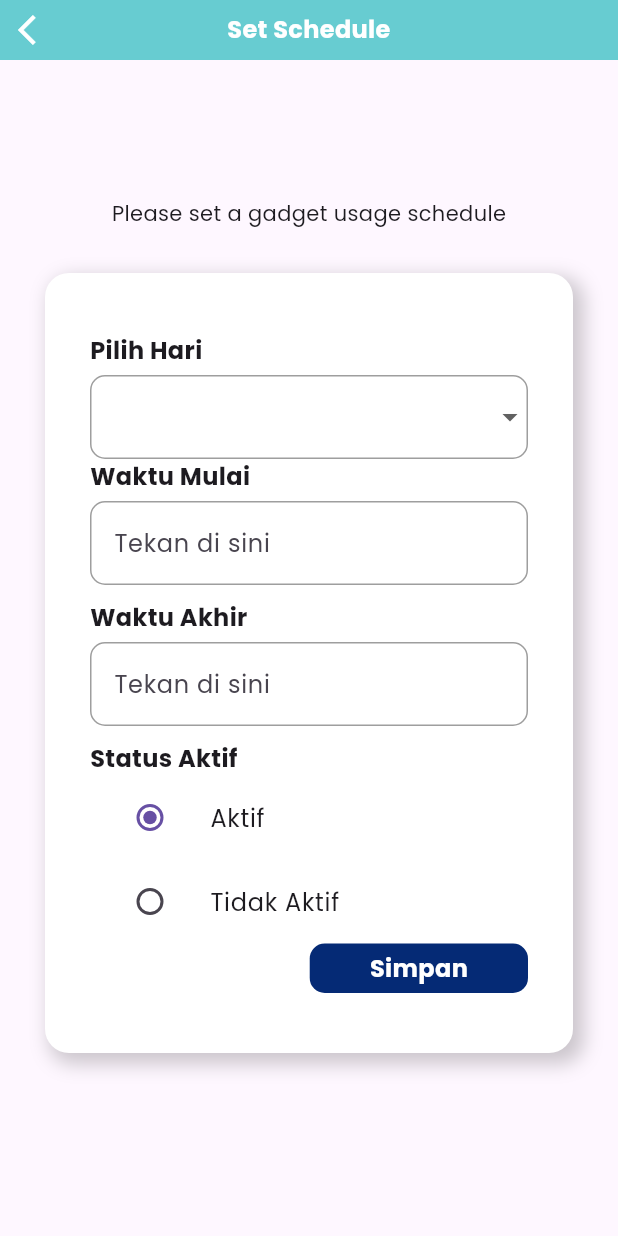
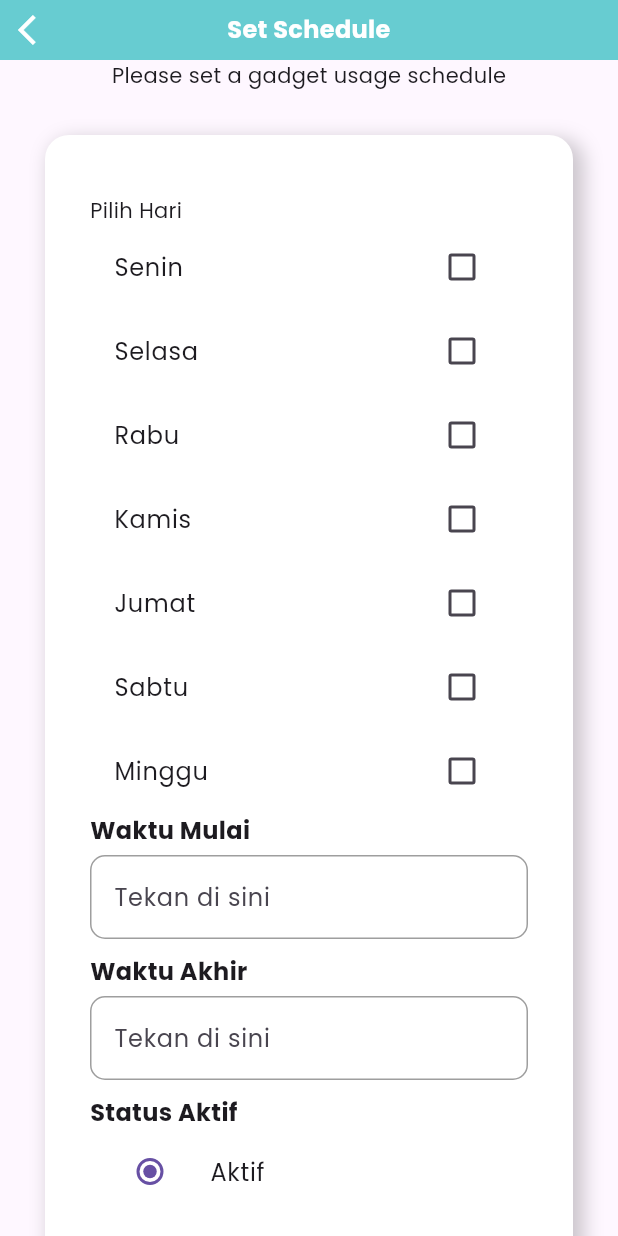
Before and after one commit to teddyanto/kidztime, a Flutter app: the ScheduleScreen screen opened by its route, on a phone screen of 412 x 824 dp. Run offline on Flutter 3.47's test engine with Material 3 defaults, Android fonts, the phone set to English and light mode, and no system bars; our stand-ins replace fluttertoast, get, package_info_plus, shared_preferences, sqflite; missing offline and left inert: external_app_launcher, flutter_background_service, flutter_screen_lock; accounts and stored records are empty.

Commit message:
Update schedule_screen.dart
Change hari to checkbox and allow multiple hari with same waktu mulai and waktu akhir

```diff
--- a/lib/schedule_screen.dart
+++ b/lib/schedule_screen.dart
@@ -1,13 +1,11 @@
 import 'dart:async';
-
 import 'package:flutter/material.dart';
 import 'package:get/get.dart';
 import 'package:kidztime/model/jadwalPenggunaan.dart';
 import 'package:kidztime/page/widget/card_widget.dart';
-import 'package:kidztime/page/widget/dropdown_input_widget.dart';
 import 'package:kidztime/page/widget/header_widget.dart';
+import 'package:kidztime/page/widget/time_input_widget.dart';
 import 'package:kidztime/page/widget/radio_input_widget.dart';
-import 'package:kidztime/page/widget/time_input_widget.dart';
 import 'package:kidztime/utils/colors.dart';
 import 'package:kidztime/utils/database.dart';
 import 'package:kidztime/utils/widget_util.dart';
@@ -16,9 +14,6 @@ import 'package:sqflite/sqflite.dart';
 class ScheduleScreen extends StatefulWidget {
   ScheduleScreen({super.key});
 
-  late TextEditingController waktuMulaiController = TextEditingController();
-  late TextEditingController waktuAkhirController = TextEditingController();
-
   late Future<Database> dbKidztime = DBKidztime().getDatabase();
 
   @override
@@ -26,8 +21,7 @@ class ScheduleScreen extends StatefulWidget {
 }
 
 class _ScheduleScreenState extends State<ScheduleScreen> {
-  bool _selectedStatus = true;
-  String? selectedDay;
+  ScheduleEntry _schedule = ScheduleEntry();
 
   @override
   void initState() {
@@ -58,85 +52,13 @@ class _ScheduleScreenState extends State<ScheduleScreen> {
                   mainAxisAlignment: MainAxisAlignment.center,
                   children: [
                     const Text("Please set a gadget usage schedule"),
-                    CardWidget(
-                      verticalMargin: 30.0,
-                      horizontalMargin: 30.0,
-                      verticalPadding: 40.0,
-                      horizontalPadding: 30.0,
-                      child: Column(
-                        crossAxisAlignment: CrossAxisAlignment.start,
-                        children: [
-                          DropdownInputWidget(
-                            title: 'Pilih Hari',
-                            items: const [
-                              'Senin',
-                              'Selasa',
-                              'Rabu',
-                              'Kamis',
-                              'Jumat',
-                              'Sabtu',
-                              'Minggu'
-                            ],
-                            value: selectedDay,
-                            onChanged: (value) {
-                              setState(() {
-                                selectedDay = value;
-                              });
-                            },
-                          ),
-                          TimeInputWidget(
-                            title: "Waktu Mulai",
-                            controller: widget.waktuMulaiController,
-                            hint: "Tekan di sini",
-                            initialTime: widget.waktuMulaiController.text == ""
-                                ? TimeOfDay.now()
-                                : TimeOfDay(
-                                    hour: int.parse(widget
-                                        .waktuMulaiController.text
-                                        .split(":")[0]),
-                                    minute: int.parse(widget
-                                        .waktuMulaiController.text
-                                        .split(":")[1])),
-                          ),
-                          const SizedBox(
-                            height: 10.0,
-                          ),
-                          TimeInputWidget(
-                            title: "Waktu Akhir",
-                            controller: widget.waktuAkhirController,
-                            hint: "Tekan di sini",
-                            initialTime: widget.waktuAkhirController.text == ""
-                                ? TimeOfDay.now()
-                                : TimeOfDay(
-                                    hour: int.parse(widget
-                                        .waktuAkhirController.text
-                                        .split(":")[0]),
-                                    minute: int.parse(widget
-                                        .waktuAkhirController.text
-                                        .split(":")[1])),
-                          ),
-                          const SizedBox(
-                            height: 10.0,
-                          ),
-                          RadioButtonWidget<bool>(
-                            title: "Status Aktif",
-                            options: const [true, false],
-                            optionLabels: const {
-                              true: 'Aktif',
-                              false: 'Tidak Aktif',
-                            },
-                            groupValue: _selectedStatus,
-                            onChanged: (value) {
-                              setState(() {
-                                _selectedStatus = value ?? true;
-                              });
-                            },
-                          ),
+                    _buildScheduleForm(), // Only one schedule form now
+                    const SizedBox(height: 20),
                     Align(
                       alignment: Alignment.centerRight,
                       child: InkWell(
                         onTap: () {
-                                _saveSchedule();
+                          _saveSchedule(); // Save the single schedule
                         },
                         borderRadius: BorderRadius.circular(10.0),
                         splashColor: Colors.amber,
@@ -148,7 +70,7 @@ class _ScheduleScreenState extends State<ScheduleScreen> {
                             borderRadius: BorderRadius.circular(10.0),
                           ),
                           child: const Text(
-                                  "Simpan",
+                            "Simpan Jadwal",
                             style: TextStyle(
                               color: Colors.white,
                               fontSize: 16,
@@ -161,9 +83,6 @@ class _ScheduleScreenState extends State<ScheduleScreen> {
                   ],
                 ),
               ),
-                  ],
-                ),
-              ),
             ),
           ),
         ],
@@ -171,127 +90,147 @@ class _ScheduleScreenState extends State<ScheduleScreen> {
     );
   }
 
-  void _saveSchedule() async {
-    if (validateInput()) {
-      Database db = await widget.dbKidztime;
-      WidgetUtil().customeDialog(
-        context: context,
-        title: "Simpan data?",
-        detail: [
-          const Text("Simpan data jadwal penggunaan gadget?"),
-          Row(
-            crossAxisAlignment: CrossAxisAlignment.start,
-            children: [
-              const SizedBox(
-                width: 100,
+  Widget _buildScheduleForm() {
+    return CardWidget(
+      verticalMargin: 30.0,
+      horizontalMargin: 30.0,
+      verticalPadding: 40.0,
+      horizontalPadding: 30.0,
       child: Column(
         crossAxisAlignment: CrossAxisAlignment.start,
         children: [
-                    Text("Hari"),
-                    Text("Waktu Mulai"),
-                    Text("Waktu Akhir"),
-                    Text("Status Aktif"),
-                  ],
+          const Text('Pilih Hari'),
+          Column(
+            children: _schedule.selectedDays.keys.map((day) {
+              return CheckboxListTile(
+                title: Text(day),
+                value: _schedule.selectedDays[day],
+                onChanged: (value) {
+                  setState(() {
+                    _schedule.selectedDays[day] = value ?? false;
+                  });
+                },
+              );
+            }).toList(),
           ),
+          TimeInputWidget(
+            title: "Waktu Mulai",
+            controller: _schedule.waktuMulaiController,
+            hint: "Tekan di sini",
+            initialTime: _schedule.getWaktuMulai(),
           ),
-              Expanded(
-                child: Column(
-                  crossAxisAlignment: CrossAxisAlignment.start,
-                  children: [
-                    Text(
-                      selectedDay ?? "",
-                      style: const TextStyle(fontWeight: FontWeight.bold),
+          const SizedBox(height: 10.0),
+          TimeInputWidget(
+            title: "Waktu Akhir",
+            controller: _schedule.waktuAkhirController,
+            hint: "Tekan di sini",
+            initialTime: _schedule.getWaktuAkhir(),
           ),
-                    Text(
-                      widget.waktuMulaiController.text,
-                      style: const TextStyle(fontWeight: FontWeight.bold),
-                    ),
-                    Text(
-                      widget.waktuAkhirController.text,
-                      style: const TextStyle(fontWeight: FontWeight.bold),
-                    ),
-                    Text(
-                      _selectedStatus ? "Aktif" : "Tidak Aktif",
-                      style: const TextStyle(fontWeight: FontWeight.bold),
+          const SizedBox(height: 10.0),
+          RadioButtonWidget<bool>(
+            title: "Status Aktif",
+            options: const [true, false],
+            optionLabels: const {true: 'Aktif', false: 'Tidak Aktif'},
+            groupValue: _schedule.selectedStatus,
+            onChanged: (value) {
+              setState(() {
+                _schedule.selectedStatus = value ?? true;
+              });
+            },
           ),
         ],
       ),
-              ),
-            ],
-          ),
-        ],
-        okButtonFunction: () async {
-          // Create Jadwalpenggunaan instance
+    );
+  }
+
+  void _saveSchedule() async {
+    Database db = await widget.dbKidztime;
+
+    if (_schedule.isValid()) {
+      Set<String> processedDays = {};
+
+      for (var day in _schedule.selectedDays.keys) {
+        if (_schedule.selectedDays[day] == true &&
+            !processedDays.contains(day)) {
           Jadwalpenggunaan jadwalpenggunaan = Jadwalpenggunaan(
-            hari: selectedDay ?? "",
-            waktuMulai: widget.waktuMulaiController.text,
-            waktuAkhir: widget.waktuAkhirController.text,
-            statusAktif: _selectedStatus,
+            hari: day,
+            waktuMulai: _schedule.waktuMulaiController.text,
+            waktuAkhir: _schedule.waktuAkhirController.text,
+            statusAktif: _schedule.selectedStatus,
           );
 
-          // Check if a record with the same 'hari' exists
-          var existingJadwal =
-              await getJadwalByHari(widget.dbKidztime, selectedDay);
+          var existingJadwal = await getJadwalByHari(widget.dbKidztime, day);
 
           if (existingJadwal != null) {
-            // If the record exists, update the existing entry
-            jadwalpenggunaan.id = existingJadwal.id; // Ensure id is mutable
+            jadwalpenggunaan.id = existingJadwal.id;
             await updateJadwalPenggunaan(widget.dbKidztime, jadwalpenggunaan);
             print('Data updated in database: $jadwalpenggunaan');
           } else {
-            // If no record exists, insert a new entry and get the ID
             int newId = await insertJadwalPenggunaan(
                 widget.dbKidztime, jadwalpenggunaan);
-            jadwalpenggunaan.id = newId; // Update model with the new ID
+            jadwalpenggunaan.id = newId;
             print('New data added to database: $jadwalpenggunaan');
           }
 
-          // Close the dialog and show success message
-          Navigator.of(context).pop();
-          WidgetUtil().showLoadingDialog(
-            context: context,
-          );
-          Timer(const Duration(seconds: 3), () {
-            Navigator.of(context).pop();
+          processedDays.add(day);
+
+          print('Schedule for $day:');
+          print('  Waktu Mulai: ${_schedule.waktuMulaiController.text}');
+          print('  Waktu Akhir: ${_schedule.waktuAkhirController.text}');
+          print('  Status Aktif: ${_schedule.selectedStatus}');
+        }
+      }
+
       WidgetUtil().customeDialog(
         context: context,
         title: "Berhasil",
-              detail: [const Text("Data berhasil disimpan")],
+        detail: [const Text("Semua data berhasil disimpan")],
         okButtonText: "OK",
         okButtonFunction: () {
           Navigator.of(context).pop();
           Get.offAndToNamed('/main-menu');
         },
       );
-          });
-        },
-        okButtonText: "Simpan",
-        cancelButtonText: "Batal",
-      );
+    } else {
+      WidgetUtil().showToast(msg: "Invalid input for schedule entry!");
+    }
   }
 }
 
-  bool validateInput() {
-    if (selectedDay == null ||
-        widget.waktuMulaiController.text.isEmpty ||
-        widget.waktuAkhirController.text.isEmpty) {
-      WidgetUtil().showToast(msg: "Harap isi semua kolom!");
-      return false;
-    }
-    if (widget.waktuMulaiController.text.length < 5 ||
-        widget.waktuAkhirController.text.length < 5) {
-      WidgetUtil().showToast(msg: "Format waktu salah!");
-      return false;
-    }
-    if (widget.waktuMulaiController.text.isEmpty) {
-      WidgetUtil().showToast(msg: "Waktu mulai tidak boleh kosong!");
-      return false;
-    }
-    if (widget.waktuAkhirController.text.isEmpty) {
-      WidgetUtil().showToast(msg: "Waktu akhir tidak boleh kosong!");
-      return false;
+class ScheduleEntry {
+  TextEditingController waktuMulaiController = TextEditingController();
+  TextEditingController waktuAkhirController = TextEditingController();
+  bool selectedStatus = true;
+  Map<String, bool> selectedDays = {
+    'Senin': false,
+    'Selasa': false,
+    'Rabu': false,
+    'Kamis': false,
+    'Jumat': false,
+    'Sabtu': false,
+    'Minggu': false,
+  };
+
+  TimeOfDay getWaktuMulai() {
+    return waktuMulaiController.text.isEmpty
+        ? TimeOfDay.now()
+        : TimeOfDay(
+            hour: int.parse(waktuMulaiController.text.split(":")[0]),
+            minute: int.parse(waktuMulaiController.text.split(":")[1]),
+          );
   }
 
-    return true;
+  TimeOfDay getWaktuAkhir() {
+    return waktuAkhirController.text.isEmpty
+        ? TimeOfDay.now()
+        : TimeOfDay(
+            hour: int.parse(waktuAkhirController.text.split(":")[0]),
+            minute: int.parse(waktuAkhirController.text.split(":")[1]),
+          );
+  }
+
+  bool isValid() {
+    return waktuMulaiController.text.isNotEmpty &&
+        waktuAkhirController.text.isNotEmpty;
   }
 }
```
Lines whose indentation alone changed are shown as unchanged.
